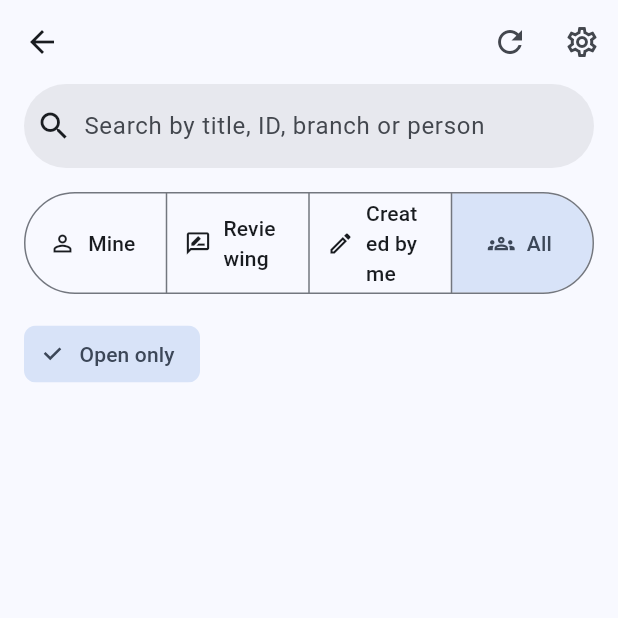
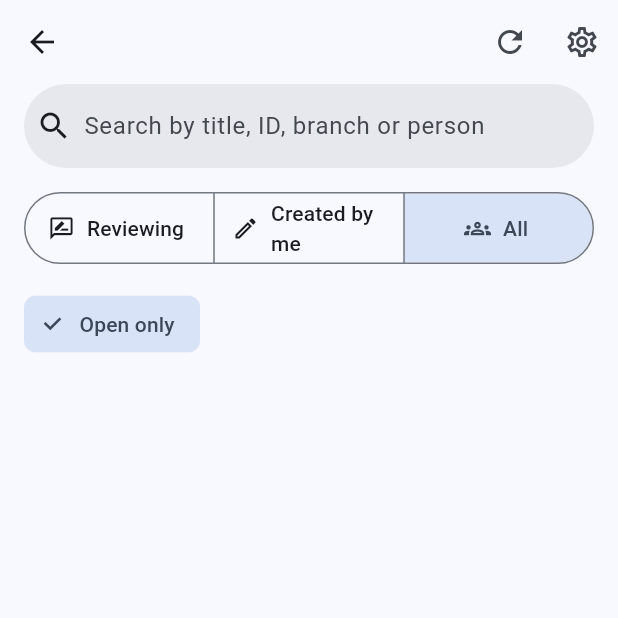
Before and after one commit to jan-claeys/Devops, a Flutter app: the PullRequestsScreen screen opened directly, on a phone screen of 412 x 824 dp, the top half of it. Run offline on Flutter 3.47's test engine with Material 3 defaults, Android fonts, the phone set to English and light mode, and no system bars; drawn by our look-alikes of dynamic_color; our stand-ins replace flutter_markdown_plus, flutter_secure_storage, package_info_plus, sentry_flutter, shared_preferences; missing offline and left inert: home_widget, markdown, re_highlight, sentry_logging; accounts and stored records are empty; statements that could not run were skipped.

Commit message:
refactor: remove unused button segment for 'mine' scope in pull requests screen

```diff
--- a/lib/screens/pull_requests_screen.dart
+++ b/lib/screens/pull_requests_screen.dart
@@ -227,10 +227,6 @@ class PullRequestsScreenState extends State<PullRequestsScreen> {
                   showSelectedIcon: false,
                   segments: [
                     ButtonSegment(
-                        value: PullRequestScope.mine,
-                        icon: const Icon(Icons.person_outline),
-                        label: Text(l10n.scopeMine)),
-                    ButtonSegment(
                         value: PullRequestScope.reviewing,
                         icon: const Icon(Icons.rate_review_outlined),
                         label: Text(l10n.scopeReviewing)),
```
